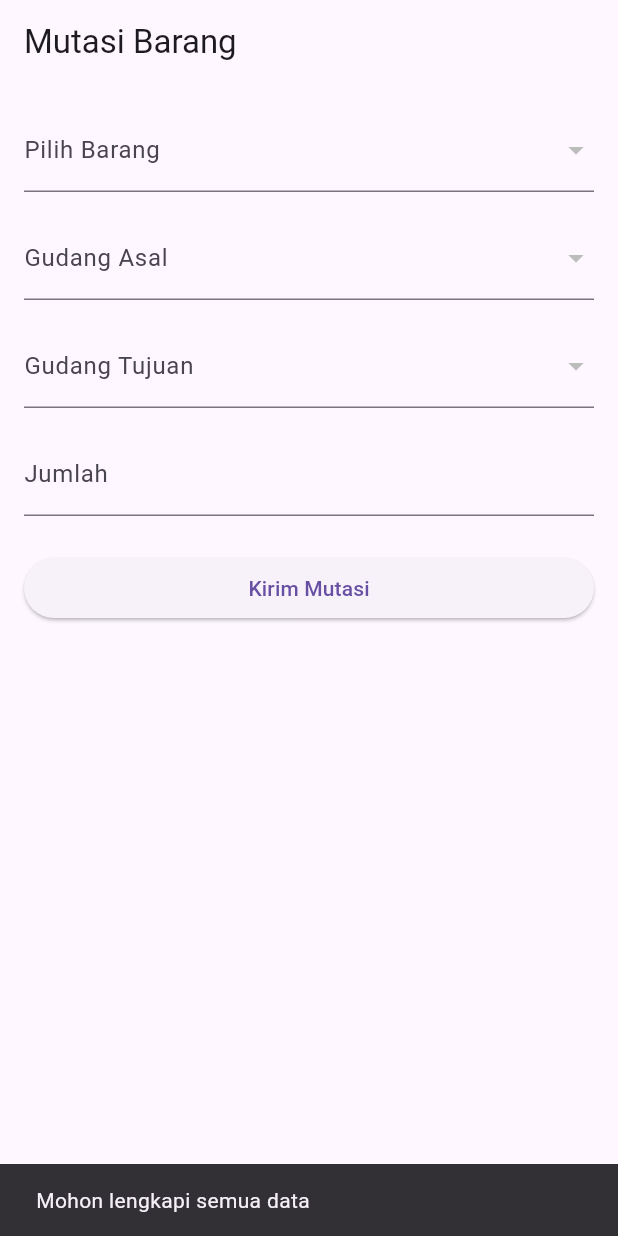
After one commit to danielchristhihi/latihan_cicd, a Flutter app: the MutationPage screen opened directly, after a tap on "Kirim Mutasi", on a phone screen of 412 x 824 dp. The commit adds this screen. Run offline on Flutter 3.47's test engine with Material 3 defaults, Android fonts, the phone set to English and light mode, and no system bars; our stand-ins replace cloud_firestore, firebase_core, shared_preferences; accounts and stored records are empty.

Commit message:
menambahkan page mutasi

```diff
--- a/lib/main.dart
+++ b/lib/main.dart
@@ -11,6 +11,7 @@ import 'package:uts_flutter/suppliers.dart';
 import 'package:uts_flutter/warehouses.dart';
 import 'package:uts_flutter/stock_report.dart';
 import 'shipment_home_page.dart';
+import 'package:uts_flutter/mutasi.dart';
 
 void main() async {
   WidgetsFlutterBinding.ensureInitialized();
@@ -27,6 +28,20 @@ void main() async {
   }
 
   runApp(const MainApp());
+}
+
+class MutasiBarangApp extends StatelessWidget {
+  @override
+  Widget build(BuildContext context) {
+    return MaterialApp(
+      title: 'Mutasi Barang',
+      theme: ThemeData(
+        primarySwatch: Colors.blue,
+      ),
+      home: MutationPage(),
+      debugShowCheckedModeBanner: false,
+    );
+  }
 }
 
 class MainApp extends StatelessWidget {
@@ -227,6 +242,7 @@ class _HomePageState extends State<HomePage> {
       SuppliersPage(),
       WarehousesPage(),
       StockReportPage(),
+      MutationPage()
     ];
 
     final titles = [
@@ -236,6 +252,7 @@ class _HomePageState extends State<HomePage> {
       'Supplier',
       'Warehouse',
       'Stock Report',
+      'Mutasi'
     ];
 
     return Scaffold(
@@ -304,6 +321,15 @@ class _HomePageState extends State<HomePage> {
                 Navigator.pop(context);
               },
             ),
+            ListTile(
+              leading: Icon(Icons.assignment),
+              title: Text('Mutasi'),
+              selected: _selectedIndex == 6,
+              onTap: () {
+                setState(() => _selectedIndex = 6);
+                Navigator.pop(context);
+              },
+            ),
           ],
         ),
       ),
--- /dev/null
+++ b/lib/mutasi.dart
@@ -0,0 +1,214 @@
+import 'package:cloud_firestore/cloud_firestore.dart';
+import 'package:flutter/material.dart';
+import 'package:shared_preferences/shared_preferences.dart';
+
+class MutationPage extends StatefulWidget {
+  @override
+  _MutationPageState createState() => _MutationPageState();
+}
+
+class _MutationPageState extends State<MutationPage> {
+  final List<String> items = ['Barang A', 'Barang B', 'Barang C'];
+  final List<String> warehouses = ['Gudang 1', 'Gudang 2', 'Gudang 3'];
+
+  List<DocumentSnapshot> itemOptions = [];
+  List<DocumentSnapshot> fromWarehouseOptions = [];
+  List<DocumentSnapshot> toWarehouseOptions = [];
+  String? selectedItem;
+  String? fromWarehouse;
+  String? toWarehouse;
+  final TextEditingController quantityController = TextEditingController();
+
+  Future<void> submitMutation() async {
+    if (selectedItem == null || fromWarehouse == null || toWarehouse == null || quantityController.text.isEmpty) {
+      ScaffoldMessenger.of(context).showSnackBar(SnackBar(content: Text('Mohon lengkapi semua data')));
+      return;
+    }
+
+    if (fromWarehouse == toWarehouse) {
+      ScaffoldMessenger.of(context).showSnackBar(SnackBar(content: Text('Gudang asal dan tujuan tidak boleh sama')));
+      return;
+    }
+
+    final int? qty = int.tryParse(quantityController.text);
+    if (qty == null || qty <= 0) {
+      ScaffoldMessenger.of(context).showSnackBar(SnackBar(content: Text('Jumlah harus angka yang valid')));
+      return;
+    }
+
+    try {
+      final FirebaseFirestore firestore = FirebaseFirestore.instance;
+
+      final productRef = firestore.doc(selectedItem!);
+      final fromWarehouseRef = firestore.doc(fromWarehouse!);
+      final toWarehouseRef = firestore.doc(toWarehouse!);
+
+      final fromStockQuery = await firestore
+          .collection('warehousesStock')
+          .where('product_ref', isEqualTo: productRef)
+          .where('warehouse_ref', isEqualTo: fromWarehouseRef)
+          .limit(1)
+          .get();
+
+      if (fromStockQuery.docs.isEmpty) {
+        ScaffoldMessenger.of(context).showSnackBar(SnackBar(content: Text('Stok tidak ditemukan di gudang asal')));
+        return;
+      }
+
+      final fromDoc = fromStockQuery.docs.first;
+      final fromData = fromDoc.data();
+      final currentFromStock = fromData['stock'] ?? 0;
+
+      if (currentFromStock < qty) {
+        ScaffoldMessenger.of(context).showSnackBar(SnackBar(content: Text('Stok gudang asal tidak mencukupi')));
+        return;
+      }
+
+      await firestore.runTransaction((transaction) async {
+        // kurangi stock
+        final newFromStock = currentFromStock - qty;
+        transaction.update(fromDoc.reference, {'stock': newFromStock});
+
+        final toStockQuery = await firestore
+            .collection('warehousesStock')
+            .where('product_ref', isEqualTo: productRef)
+            .where('warehouse_ref', isEqualTo: toWarehouseRef)
+            .limit(1)
+            .get();
+
+        if (toStockQuery.docs.isEmpty) {
+          final newDoc = firestore.collection('warehousesStock').doc();
+          transaction.set(newDoc, {
+            'product_ref': productRef,
+            'warehouse_ref': toWarehouseRef,
+            'stock': qty,
+          });
+        } else {
+          final toDoc = toStockQuery.docs.first;
+          final toData = toDoc.data();
+          final currentToStock = toData['stock'] ?? 0;
+          final newToStock = currentToStock + qty;
+          transaction.update(toDoc.reference, {'stock': newToStock});
+        }
+      });
+
+      ScaffoldMessenger.of(context).showSnackBar(
+        SnackBar(content: Text('Mutasi berhasil dilakukan')),
+      );
+
+      setState(() {
+        selectedItem = null;
+        fromWarehouse = null;
+        toWarehouse = null;
+        quantityController.clear();
+      });
+    } catch (e) {
+      ScaffoldMessenger.of(context).showSnackBar(
+        SnackBar(content: Text('Terjadi kesalahan: $e')),
+      );
+    }
+  }
+
+  @override
+  void initState() {
+    super.initState();
+    _fetchProducts();
+    _fetchWarehouses();
+  }
+
+  Future<void> _fetchProducts() async {
+    SharedPreferences prefs = await SharedPreferences.getInstance();
+    String? code = prefs.getString('code');
+
+    if (code == null) return;
+
+    DocumentReference storeRef = FirebaseFirestore.instance
+        .doc(code == '22100036' ? 'stores/2' : 'stores/default');
+
+    QuerySnapshot snapshot = await FirebaseFirestore.instance
+        .collection('products')
+        .where('store_ref', isEqualTo: storeRef)
+        .get();
+
+    setState(() {
+      itemOptions = snapshot.docs;
+    });
+  }
+
+  Future<void> _fetchWarehouses() async {
+    SharedPreferences prefs = await SharedPreferences.getInstance();
+    String? code = prefs.getString('code');
+
+    if (code == null) return;
+
+    DocumentReference storeRef = FirebaseFirestore.instance
+        .doc(code == '22100036' ? 'stores/2' : 'stores/default');
+
+    QuerySnapshot snapshot = await FirebaseFirestore.instance
+        .collection('warehouses')
+        .where('store_ref', isEqualTo: storeRef)
+        .get();
+
+    setState(() {
+      fromWarehouseOptions = snapshot.docs;
+      toWarehouseOptions = snapshot.docs;
+    });
+  }
+
+  @override
+  Widget build(BuildContext context) {
+    return Scaffold(
+      appBar: AppBar(title: Text('Mutasi Barang')),
+      body: Padding(
+        padding: const EdgeInsets.all(16.0),
+        child: ListView(
+          children: [
+            DropdownButtonFormField<String>(
+              decoration: InputDecoration(labelText: 'Pilih Barang'),
+              value: selectedItem,
+              items: itemOptions.map((doc) {
+                String id = doc.id;
+                String name = doc.get('name');
+                return DropdownMenuItem(value: 'products/$id', child: Text(name));
+              }).toList(),
+              onChanged: (value) => setState(() => selectedItem = value),
+            ),
+            SizedBox(height: 16),
+            DropdownButtonFormField<String>(
+              decoration: InputDecoration(labelText: 'Gudang Asal'),
+              value: fromWarehouse,
+              items: fromWarehouseOptions.map((doc) {
+                String id = doc.id;
+                String name = doc.get('name');
+                return DropdownMenuItem(value: 'warehouses/$id', child: Text(name));
+              }).toList(),
+              onChanged: (value) => setState(() => fromWarehouse = value),
+            ),
+            SizedBox(height: 16),
+            DropdownButtonFormField<String>(
+              decoration: InputDecoration(labelText: 'Gudang Tujuan'),
+              value: toWarehouse,
+              items: toWarehouseOptions.map((doc) {
+                String id = doc.id;
+                String name = doc.get('name');
+                return DropdownMenuItem(value: 'warehouses/$id', child: Text(name));
+              }).toList(),
+              onChanged: (value) => setState(() => toWarehouse = value),
+            ),
+            SizedBox(height: 16),
+            TextField(
+              controller: quantityController,
+              keyboardType: TextInputType.number,
+              decoration: InputDecoration(labelText: 'Jumlah'),
+            ),
+            SizedBox(height: 24),
+            ElevatedButton(
+              onPressed: submitMutation,
+              child: Text('Kirim Mutasi'),
+            ),
+          ],
+        ),
+      ),
+    );
+  }
+}
```
Also changed, not shown: lib/add_shipment_page.dart (+41 -6 lines), lib/add_transaction_page.dart (+43 -10 lines), lib/warehouses.dart (+53 -78 lines), 1 other file.
